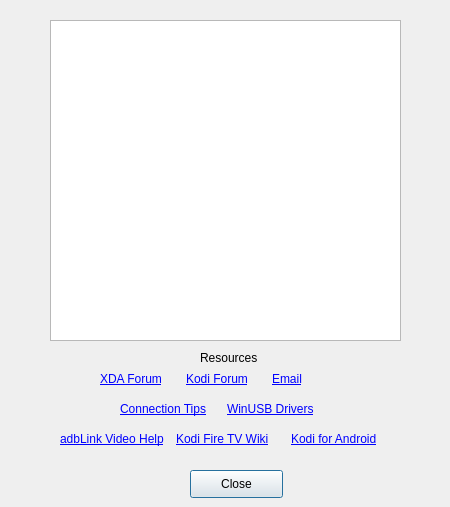
The window that helpdialog.ui (GostLy/adbLink) describes before a commit, drawn with Qt 5.
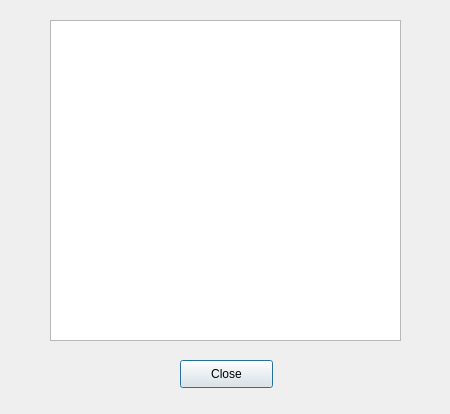
The same window after the commit.

The edit to the form file:
```diff
--- a/helpdialog.ui
+++ b/helpdialog.ui
@@ -7,7 +7,7 @@
     <x>0</x>
     <y>0</y>
     <width>450</width>
-    <height>507</height>
+    <height>414</height>
    </rect>
   </property>
   <property name="windowTitle">
@@ -36,8 +36,8 @@
   <widget class="QPushButton" name="pushButton">
    <property name="geometry">
     <rect>
-     <x>190</x>
-     <y>470</y>
+     <x>180</x>
+     <y>360</y>
      <width>93</width>
      <height>28</height>
     </rect>
@@ -46,159 +46,6 @@
     <string>Close</string>
    </property>
   </widget>
-  <widget class="QLabel" name="label">
-   <property name="geometry">
-    <rect>
-     <x>200</x>
-     <y>350</y>
-     <width>91</width>
-     <height>16</height>
-    </rect>
-   </property>
-   <property name="text">
-    <string>&lt;html&gt;&lt;head/&gt;&lt;body&gt;&lt;p&gt;&lt;span style=&quot; f text-decoration: underline;&quot;&gt;Resources&lt;/span&gt;&lt;/p&gt;&lt;/body&gt;&lt;/html&gt;</string>
-   </property>
-  </widget>
-  <widget class="QWidget" name="layoutWidget">
-   <property name="geometry">
-    <rect>
-     <x>60</x>
-     <y>430</y>
-     <width>341</width>
-     <height>18</height>
-    </rect>
-   </property>
-   <layout class="QHBoxLayout" name="horizontalLayout">
-    <item>
-     <widget class="QLabel" name="label_12">
-      <property name="text">
-       <string>&lt;html&gt;&lt;head/&gt;&lt;body&gt;&lt;p&gt;&lt;a href=&quot;http://www.jocala.com/video.html&quot;&gt;&lt;span style=&quot; text-decoration: underline; color:#0000ff;&quot;&gt;adbLink Video Help&lt;/span&gt;&lt;/a&gt;&lt;/p&gt;&lt;/body&gt;&lt;/html&gt;</string>
-      </property>
-      <property name="openExternalLinks">
-       <bool>true</bool>
-      </property>
-      <property name="textInteractionFlags">
-       <set>Qt::LinksAccessibleByMouse|Qt::TextSelectableByMouse</set>
-      </property>
-     </widget>
-    </item>
-    <item>
-     <widget class="QLabel" name="label_5">
-      <property name="text">
-       <string>&lt;html&gt;&lt;head/&gt;&lt;body&gt;&lt;p&gt;&lt;a href=&quot;http://kodi.wiki/view/HOW-TO:Install_Kodi_on_Fire_TV&quot;&gt;&lt;span style=&quot; text-decoration: underline;   color:#0000ff;&quot;&gt;Kodi Fire TV Wiki&lt;/span&gt;&lt;/a&gt;&lt;/p&gt;&lt;/body&gt;&lt;/html&gt;</string>
-      </property>
-      <property name="openExternalLinks">
-       <bool>true</bool>
-      </property>
-      <property name="textInteractionFlags">
-       <set>Qt::LinksAccessibleByMouse|Qt::TextSelectableByMouse</set>
-      </property>
-     </widget>
-    </item>
-    <item>
-     <widget class="QLabel" name="label_10">
-      <property name="text">
-       <string>&lt;html&gt;&lt;head/&gt;&lt;body&gt;&lt;p&gt;&lt;a href=&quot;http://kodi.wiki/view/Android&quot;&gt;&lt;span style=&quot;  text-decoration: underline; color:#0000ff;&quot;&gt;Kodi for Android&lt;/span&gt;&lt;/a&gt;&lt;/p&gt;&lt;/body&gt;&lt;/html&gt;</string>
-      </property>
-      <property name="openExternalLinks">
-       <bool>true</bool>
-      </property>
-      <property name="textInteractionFlags">
-       <set>Qt::LinksAccessibleByMouse|Qt::TextSelectableByMouse</set>
-      </property>
-     </widget>
-    </item>
-   </layout>
-  </widget>
-  <widget class="QWidget" name="layoutWidget">
-   <property name="geometry">
-    <rect>
-     <x>120</x>
-     <y>400</y>
-     <width>207</width>
-     <height>18</height>
-    </rect>
-   </property>
-   <layout class="QHBoxLayout" name="horizontalLayout_2">
-    <item>
-     <widget class="QLabel" name="label_8">
-      <property name="text">
-       <string>&lt;html&gt;&lt;head/&gt;&lt;body&gt;&lt;p&gt;&lt;a href=&quot;http://www.jocala.com/connhelp.html&quot;&gt;&lt;span style=&quot; text-decoration: underline; color:#0000ff;&quot;&gt;Connection Tips&lt;/span&gt;&lt;/a&gt;&lt;/p&gt;&lt;/body&gt;&lt;/html&gt;</string>
-      </property>
-      <property name="openExternalLinks">
-       <bool>true</bool>
-      </property>
-      <property name="textInteractionFlags">
-       <set>Qt::LinksAccessibleByMouse|Qt::TextSelectableByMouse</set>
-      </property>
-     </widget>
-    </item>
-    <item>
-     <widget class="QLabel" name="label_11">
-      <property name="text">
-       <string>&lt;html&gt;&lt;head/&gt;&lt;body&gt;&lt;p&gt;&lt;a href=&quot;http://www.jocala.com/usbdriver/index.html&quot;&gt;&lt;span style=&quot; text-decoration: underline;   color:#0000ff;&quot;&gt;WinUSB Drivers&lt;/span&gt;&lt;/a&gt;&lt;/p&gt;&lt;/body&gt;&lt;/html&gt;</string>
-      </property>
-      <property name="openExternalLinks">
-       <bool>true</bool>
-      </property>
-      <property name="textInteractionFlags">
-       <set>Qt::LinksAccessibleByMouse|Qt::TextSelectableByMouse</set>
-      </property>
-     </widget>
-    </item>
-   </layout>
-  </widget>
-  <widget class="QWidget" name="layoutWidget">
-   <property name="geometry">
-    <rect>
-     <x>100</x>
-     <y>370</y>
-     <width>252</width>
-     <height>18</height>
-    </rect>
-   </property>
-   <layout class="QHBoxLayout" name="horizontalLayout_3">
-    <item>
-     <widget class="QLabel" name="label_7">
-      <property name="text">
-       <string>&lt;html&gt;&lt;head/&gt;&lt;body&gt;&lt;p&gt;&lt;a href=&quot;http://forum.xda-developers.com/fire-tv/themes-apps/adblink-v2-04-t3389826&quot;&gt;&lt;span style=&quot; text-decoration: underline;   color:#0000ff;&quot;&gt;XDA Forum&lt;/span&gt;&lt;/a&gt;&lt;/p&gt;&lt;/body&gt;&lt;/html&gt;</string>
-      </property>
-      <property name="openExternalLinks">
-       <bool>true</bool>
-      </property>
-      <property name="textInteractionFlags">
-       <set>Qt::LinksAccessibleByMouse|Qt::TextSelectableByMouse</set>
-      </property>
-     </widget>
-    </item>
-    <item>
-     <widget class="QLabel" name="label_6">
-      <property name="text">
-       <string>&lt;html&gt;&lt;head/&gt;&lt;body&gt;&lt;p&gt;&lt;a href=&quot;http://forum.kodi.tv/showthread.php?tid=277680&quot;&gt;&lt;span style=&quot; text-decoration: underline;   color:#0000ff;&quot;&gt;Kodi Forum&lt;/span&gt;&lt;/a&gt;&lt;/p&gt;&lt;/body&gt;&lt;/html&gt;</string>
-      </property>
-      <property name="openExternalLinks">
-       <bool>true</bool>
-      </property>
-      <property name="textInteractionFlags">
-       <set>Qt::LinksAccessibleByMouse|Qt::TextSelectableByMouse</set>
-      </property>
-     </widget>
-    </item>
-    <item>
-     <widget class="QLabel" name="label_16">
-      <property name="text">
-       <string>&lt;html&gt;&lt;head/&gt;&lt;body&gt;&lt;p&gt;&lt;a href=&quot;mailto:jocala@jocala.com?Subject=Support&quot;&gt;&lt;span style=&quot;  text-decoration: underline; color:#0000ff;&quot;&gt;Email&lt;/span&gt;&lt;/a&gt;&lt;/p&gt;&lt;/body&gt;&lt;/html&gt;</string>
-      </property>
-      <property name="openExternalLinks">
-       <bool>true</bool>
-      </property>
-      <property name="textInteractionFlags">
-       <set>Qt::LinksAccessibleByMouse|Qt::TextSelectableByMouse</set>
-      </property>
-     </widget>
-    </item>
-   </layout>
-  </widget>
  </widget>
  <resources/>
  <connections>
```
Left out of the diff: 2 changed lines with no effect on the pictures.
